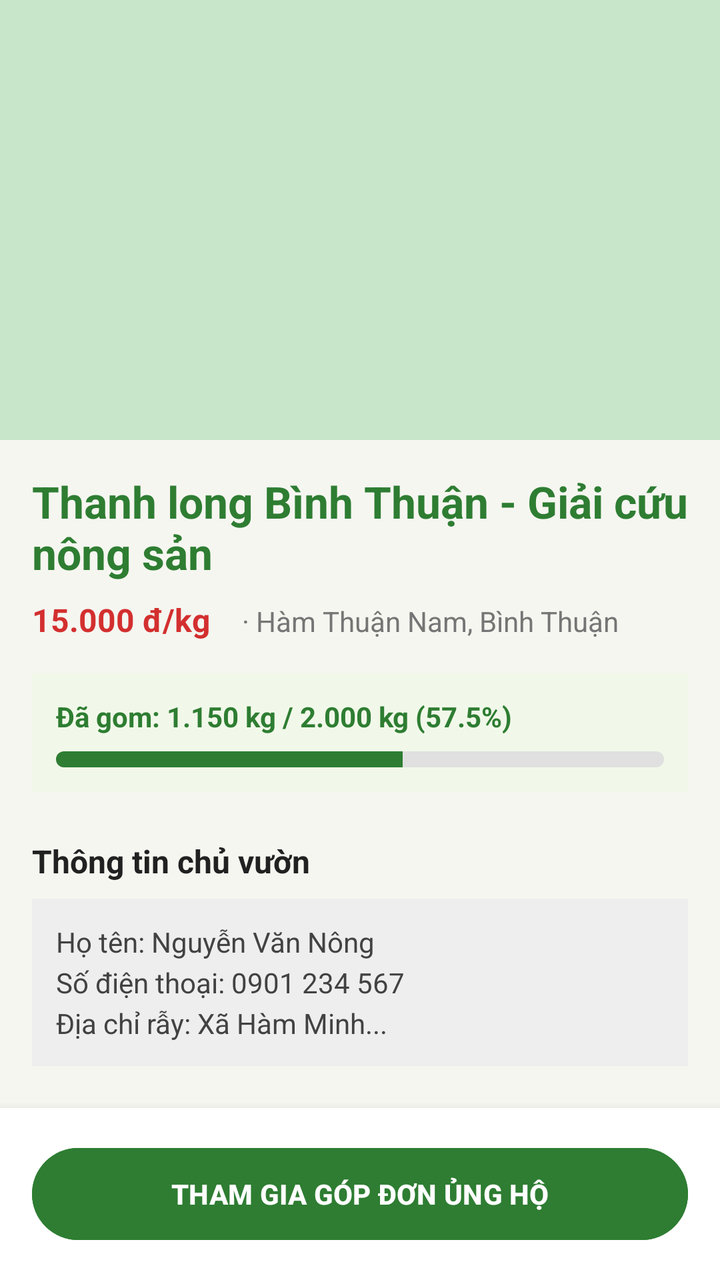
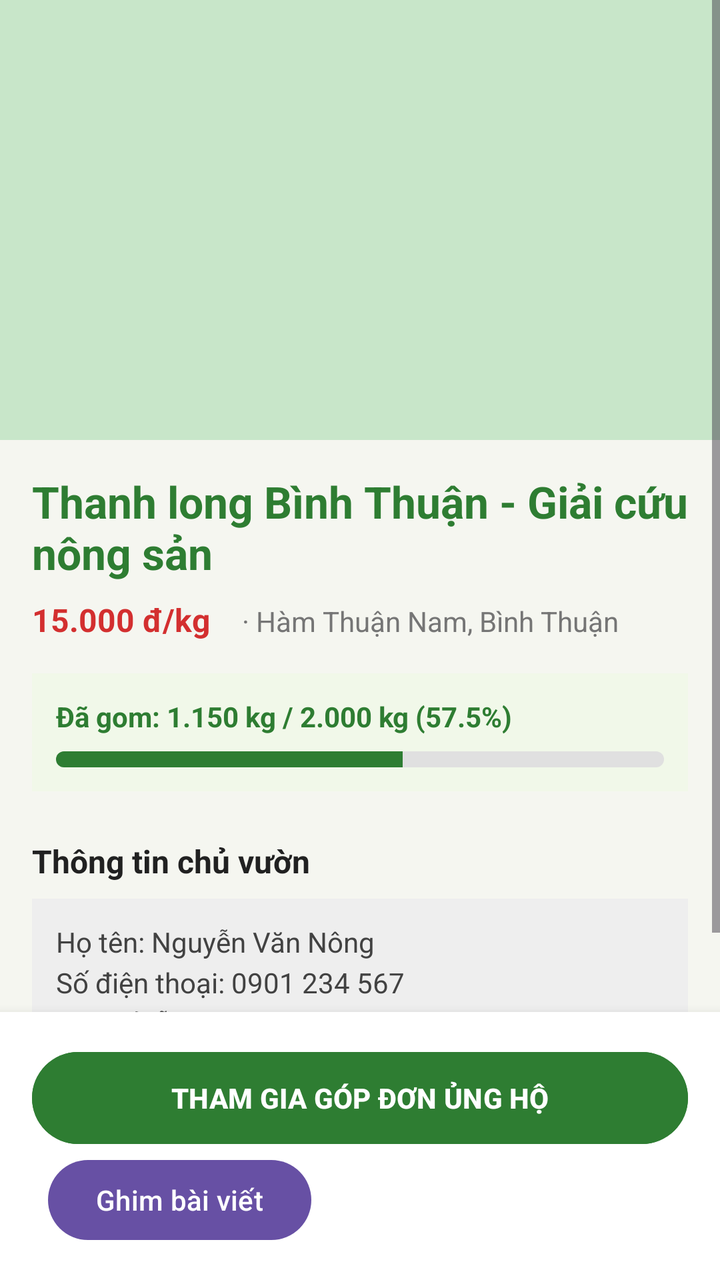

Compare the two renders of this Android layout. The source of the first and the diff that turns it into the second are given below.
<!-- AndroidManifest.xml: application theme Theme.AgriFoodsHelper -->
<!-- res/layout/fragment_campaign_detail.xml -->
<?xml version="1.0" encoding="utf-8"?>
<RelativeLayout xmlns:android="http://schemas.android.com/apk/res/android"
    xmlns:app="http://schemas.android.com/apk/res-auto"
    android:layout_width="match_parent"
    android:layout_height="match_parent"
    android:background="#F5F6F0">

    <ScrollView
        android:layout_width="match_parent"
        android:layout_height="match_parent"
        android:layout_above="@+id/bottomBar">

        <LinearLayout
            android:layout_width="match_parent"
            android:layout_height="wrap_content"
            android:orientation="vertical">

            <ImageView
                android:id="@+id/imgDetailPhoto"
                android:layout_width="match_parent"
                android:layout_height="220dp"
                android:background="#C8E6C9"
                android:scaleType="centerCrop" />

            <LinearLayout
                android:layout_width="match_parent"
                android:layout_height="wrap_content"
                android:orientation="vertical"
                android:padding="16dp">

                <TextView
                    android:id="@+id/tvDetailTitle"
                    android:layout_width="match_parent"
                    android:layout_height="wrap_content"
                    android:text="Thanh long Bình Thuận - Giải cứu nông sản"
                    android:textColor="#2E7D32"
                    android:textSize="22sp"
                    android:textStyle="bold" />

                <LinearLayout
                    android:layout_width="match_parent"
                    android:layout_height="wrap_content"
                    android:layout_marginTop="8dp"
                    android:orientation="horizontal">

                    <TextView
                        android:id="@+id/tvDetailPrice"
                        android:layout_width="wrap_content"
                        android:layout_height="wrap_content"
                        android:text="15.000 đ/kg"
                        android:textColor="#D32F2F"
                        android:textSize="16sp"
                        android:textStyle="bold" />

                    <TextView
                        android:id="@+id/tvDetailAddress"
                        android:layout_width="wrap_content"
                        android:layout_height="wrap_content"
                        android:layout_marginStart="16dp"
                        android:text="· Hàm Thuận Nam, Bình Thuận"
                        android:textColor="#757575"
                        android:textSize="14sp" />
                </LinearLayout>

                
                <LinearLayout
                    android:layout_width="match_parent"
                    android:layout_height="wrap_content"
                    android:layout_marginTop="16dp"
                    android:background="#F1F8E9"
                    android:orientation="vertical"
                    android:padding="12dp">

                    <TextView
                        android:id="@+id/tvDetailProgressText"
                        android:layout_width="match_parent"
                        android:layout_height="wrap_content"
                        android:text="Đã gom: 1.150 kg / 2.000 kg (57.5%)"
                        android:textColor="#2E7D32"
                        android:textStyle="bold" />

                    <ProgressBar
                        android:id="@+id/progressBarDetail"
                        style="?android:attr/progressBarStyleHorizontal"
                        android:layout_width="match_parent"
                        android:layout_height="8dp"
                        android:layout_marginTop="8dp"
                        android:max="100"
                        android:progress="57"
                        android:progressDrawable="@drawable/custom_progress_bar" />
                </LinearLayout>

                
                <TextView
                    android:layout_width="match_parent"
                    android:layout_height="wrap_content"
                    android:layout_marginTop="24dp"
                    android:text="Thông tin chủ vườn"
                    android:textColor="#212121"
                    android:textSize="16sp"
                    android:textStyle="bold" />

                <LinearLayout
                    android:layout_width="match_parent"
                    android:layout_height="wrap_content"
                    android:layout_marginTop="8dp"
                    android:background="#EEEEEE"
                    android:orientation="vertical"
                    android:padding="12dp">

                    <TextView
                        android:id="@+id/tvFarmerInfo"
                        android:layout_width="match_parent"
                        android:layout_height="wrap_content"
                        android:lineSpacingExtra="4dp"
                        android:text="Họ tên: Nguyễn Văn Nông\nSố điện thoại: 0901 234 567\nĐịa chỉ rẫy: Xã Hàm Minh..."
                        android:textColor="#424242" />
                </LinearLayout>
            </LinearLayout>
        </LinearLayout>
    </ScrollView>

    
    <LinearLayout
        android:id="@+id/bottomBar"
        android:layout_width="match_parent"
        android:layout_height="wrap_content"
        android:layout_alignParentBottom="true"
        android:background="#FFFFFF"
        android:elevation="8dp"
        android:orientation="vertical"
        android:padding="16dp">

        
        <com.google.android.material.button.MaterialButton
            android:id="@+id/btnManageApplicants"
            android:layout_width="match_parent"
            android:layout_height="wrap_content"
            android:layout_marginBottom="8dp"
            android:backgroundTint="#1976D2"
            android:text="XEM DANH SÁCH ỨNG TUYỂN"
            android:textColor="#FFFFFF"
            android:visibility="gone"
            app:cornerRadius="12dp" />

        <com.google.android.material.button.MaterialButton
            android:id="@+id/btnEmergencyClose"
            android:layout_width="match_parent"
            android:layout_height="wrap_content"
            android:layout_marginBottom="8dp"
            android:backgroundTint="#D32F2F"
            android:text="KẾT THÚC KHẨN CẤP"
            android:textColor="#FFFFFF"
            android:visibility="gone"
            app:cornerRadius="12dp" />

        <com.google.android.material.button.MaterialButton
            android:id="@+id/btnMarkSuccess"
            android:layout_width="match_parent"
            android:layout_height="wrap_content"
            android:layout_marginBottom="8dp"
            android:backgroundTint="#388E3C"
            android:text="ĐÃ GIẢI CỨU THÀNH CÔNG"
            android:textColor="#FFFFFF"
            android:visibility="gone"
            app:cornerRadius="12dp" />

        <com.google.android.material.button.MaterialButton
            android:id="@+id/btnOpenContributeDialog"
            android:layout_width="match_parent"
            android:layout_height="54dp"
            android:backgroundTint="#2E7D32"
            android:text="THAM GIA GÓP ĐƠN ỦNG HỘ"
            android:textColor="#FFFFFF"
            android:textStyle="bold"
            app:cornerRadius="24dp" />

    </LinearLayout>
</RelativeLayout>
<!-- resources referenced by this layout -->
<resources>
  <!-- drawable custom_progress_bar (drawable) -->
  <?xml version="1.0" encoding="utf-8"?>
  <layer-list xmlns:android="http://schemas.android.com/apk/res/android">
      
      <item android:id="@android:id/background">
          <shape>
              <corners android:radius="4dp" />
              <solid android:color="#E0E0E0" />
          </shape>
      </item>
  
      
      <item android:id="@android:id/progress">
          <clip>
              <shape>
                  <corners android:radius="4dp" />
                  <solid android:color="#2E7D32" />
              </shape>
          </clip>
      </item>
  </layer-list>
  <style name="Theme.AgriFoodsHelper" parent="Base.Theme.AgriFoodsHelper" />
  <style name="Base.Theme.AgriFoodsHelper" parent="Theme.Material3.DayNight.NoActionBar">
          
      </style>
</resources>

<!-- the commit's change to res/layout/fragment_campaign_detail.xml (unified diff, before → after) -->
@@ -175,5 +175,11 @@
             android:textStyle="bold"
             app:cornerRadius="24dp" />
 
+        <com.google.android.material.button.MaterialButton
+            android:id="@+id/btnPinCampaign"
+            android:layout_width="wrap_content"
+            android:layout_height="wrap_content"
+            android:layout_marginStart="8dp"
+            android:text="Ghim bài viết" />
     </LinearLayout>
 </RelativeLayout>
